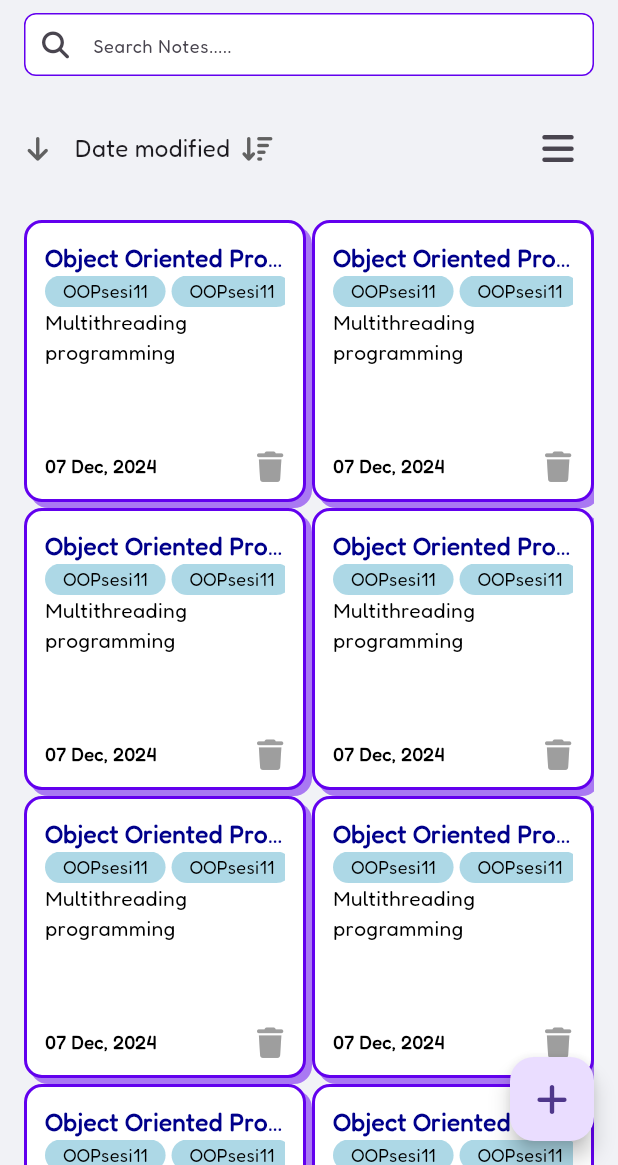
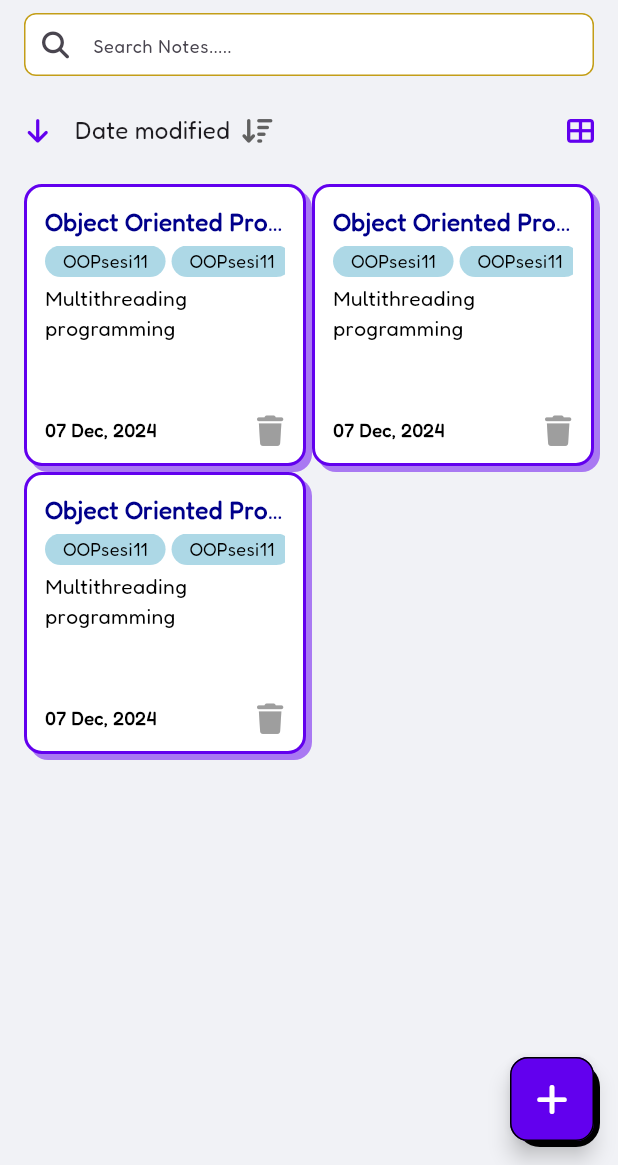
Before and after one commit to MichaelSuthirta/Flexinote, a Flutter app: the CatatanMainPage screen opened by its route, on a phone screen of 412 x 824 dp, the part 71-1236 px from its top. Run offline on Flutter 3.47's test engine with Material 3 defaults, Android fonts, the light colour scheme and no system bars; our stand-ins replace font_awesome_flutter; missing offline and left inert: pdfx.

Commit message:
notebook ajalah

```diff
--- a/lib/catatan_pages/catatan_main_page.dart
+++ b/lib/catatan_pages/catatan_main_page.dart
@@ -1,6 +1,15 @@
+import 'package:flexinote/catatan_pages/new_or_edit_note_pages.dart';
+import 'package:flexinote/catatan_pages/search_field.dart';
 import 'package:flutter/material.dart';
-import '../layout_scaffold.dart';
+// import '../constants.dart';
+// import '../layout_scaffold.dart';
 import 'package:font_awesome_flutter/font_awesome_flutter.dart';
+// import 'note_card.dart';
+import 'note_fab.dart';
+import 'note_grid.dart';
+// import 'note_icon_button_outlined.dart';
+import 'note_icon_button.dart';
+import 'note_list.dart';
 const Color primary = Color(0xFF6200EE);
 
 class CatatanMainPage extends StatefulWidget {
@@ -13,6 +22,8 @@
 class _CatatanMainPageContent extends State<CatatanMainPage> {
   final List<String> dropdownOptions = ['Date modified', 'Date Created'];
   late String dropdownValue = dropdownOptions.first;
+  bool isDescending = true;
+  bool isGrid = true;
 
   @override
   Widget build(BuildContext context) {
@@ -21,60 +32,38 @@
         title: Text('FlexiNotes'),
         actions: [],
       ),
-      floatingActionButton: FloatingActionButton(
+      floatingActionButton: NoteFab(
         onPressed: () {
-          // Aksi tombol di sini
+          Navigator.push(
+            context,
+            MaterialPageRoute(
+              builder: (context) => NewOrEditNotePages(),
+            ),
+          );
         },
-        child: Icon(FontAwesomeIcons.plus),
       ),
       body: Padding(
         padding: const EdgeInsets.symmetric(horizontal: 16.0),
         child: Column(
           children: [
-            TextField(
-              decoration: InputDecoration(
-                  hintText: 'Search Notes.....',
-                  hintStyle: TextStyle(fontSize: 12),
-                  prefixIcon: Icon(FontAwesomeIcons.magnifyingGlass),
-                  fillColor: Colors.white,
-                  filled: true,
-                  isDense: true,
-                  contentPadding: EdgeInsets.zero,
-                  prefixIconConstraints: BoxConstraints(
-                    minWidth: 42,
-                    minHeight: 42,
-                  ),
-                  enabledBorder: OutlineInputBorder(
-                    borderRadius: BorderRadius.circular(8),
-                    borderSide: BorderSide(
-                      color: primary,
-                    ),
-                  ),
-                  focusedBorder: OutlineInputBorder(
-                      borderRadius: BorderRadius.circular(8),
-                      borderSide: BorderSide(
-                        color: primary,
-                      )
-                  )
-              ),
-            ),
+            SearchField(),
             SizedBox(height: 16), // Spasi antar elemen
             Padding(
               padding: const EdgeInsets.symmetric(vertical: 8.0),
               child: Row(
                 children: [
-                  IconButton(
-                    onPressed: () {},
-                    icon: Icon(FontAwesomeIcons.arrowDown),
-                    padding: EdgeInsets.zero,
-                    visualDensity: VisualDensity.compact,
-                    constraints: BoxConstraints(),
-                    style: IconButton.styleFrom(tapTargetSize: MaterialTapTargetSize.shrinkWrap,
-                    ),
-                    iconSize: 18,
-                    color: Color(0xFF616161),
+                  NoteIconButton(
+                    icon: isDescending
+                        ? FontAwesomeIcons.arrowDown
+                        : FontAwesomeIcons.arrowUp,
+                    size: 18,
+                    onPressed: () {
+                      setState(() {
+                        isDescending = !isDescending; // Ubah nilai isDescending
+                      });
+                    },
                   ),
-                  SizedBox(width: 16),
+                  SizedBox(width: 16), // Spasi antar elemen
                   DropdownButton<String>(
                     value: dropdownValue,
                     icon: Padding(
@@ -87,7 +76,7 @@
                     ),
                     underline: SizedBox.shrink(),
                     borderRadius: BorderRadius.circular(16),
-                    isDense: true ,
+                    isDense: true,
                     items: dropdownOptions
                         .map(
                           (e) => DropdownMenuItem(
@@ -95,7 +84,7 @@
                         child: Row(
                           children: [
                             Text(e),
-                            if(e == dropdownValue ) ...[
+                            if (e == dropdownValue) ...[
                               SizedBox(width: 8),
                               Icon(Icons.check),
                             ],
@@ -104,7 +93,7 @@
                       ),
                     )
                         .toList(),
-                    selectedItemBuilder:(context) =>
+                    selectedItemBuilder: (context) =>
                         dropdownOptions.map((e) => Text(e)).toList(),
                     onChanged: (newValue) {
                       setState(() {
@@ -112,100 +101,24 @@
                       });
                     },
                   ),
-                  Spacer(),
-                  IconButton(
-                    onPressed: () {},
-                    icon: Icon(FontAwesomeIcons.bars),
+                  const Spacer(),
+                  NoteIconButton(
+                    icon: isDescending
+                        ? FontAwesomeIcons.tableCellsLarge
+                        : FontAwesomeIcons.bars,
+                    size: 18,
+                    onPressed: () {
+                      setState(() {
+                        isGrid = !isGrid; // Ubah nilai isDescending
+                      });
+                    },
                   ),
                 ],
               ),
             ),
             SizedBox(height: 16), // Spasi antar elemen
             Expanded(
-              child: GridView.builder(
-                itemCount: 15,
-                gridDelegate: SliverGridDelegateWithFixedCrossAxisCount(
-                  crossAxisCount: 2,
-                  crossAxisSpacing: 4,
-                  mainAxisSpacing: 4,
-                ),
-                itemBuilder: (context, int index) {
-                  return Container(
-                    decoration: BoxDecoration(
-                        color: Colors.white,
-                        border : Border.all(color: Color(0xFF6200EE),width: 2),
-                        borderRadius: BorderRadius.circular(12),
-                        boxShadow: [
-                          BoxShadow(
-                            color: primary.withOpacity(0.5),
-                            offset: Offset(4,4),
-                          )
-                        ]
-                    ),
-                    padding: EdgeInsets.all(12),
-                    child: Column(
-                      crossAxisAlignment: CrossAxisAlignment.start,
-                      children: [
-                        Text(
-                          'Object Oriented Programming',
-                          maxLines: 1,
-                          overflow: TextOverflow.ellipsis,
-                          style: TextStyle(fontWeight: FontWeight.bold,
-                              fontSize: 16,
-                              color: Color(0xFF00008B)
-                          ),
-                        ),
-                        SingleChildScrollView(
-                          scrollDirection: Axis.horizontal,
-                          child: Row(
-                            children: List.generate(3, (index) => Container(
-                              decoration: BoxDecoration(
-                                borderRadius: BorderRadius.circular(16),
-                                color: Color(0xFFADD8E6),
-                              ),
-                              padding: EdgeInsets.symmetric(
-                                horizontal: 12,
-                                vertical: 2,
-                              ),
-                              margin: EdgeInsets.only(right: 4),
-                              child: Text(
-                                'OOPsesi11',
-                                style: TextStyle(
-                                  fontSize: 12,
-                                  color: Colors.black,
-                                ),
-                              ),
-                            ),
-                            ),
-                          ),
-                        ),
-                        Expanded(child: Text('Multithreading programming',
-                          style :TextStyle(color: Colors.black),
-                        ),
-                        ),
-                        Row(
-                          mainAxisAlignment: MainAxisAlignment.spaceBetween,
-                          children: [
-                            Text(
-                              '07 Dec, 2024',
-                              style: TextStyle(
-                                fontSize: 12,
-                                fontWeight : FontWeight.w600,
-                                color: Colors.black,
-                              ),
-                            ),
-                            Icon(
-                              FontAwesomeIcons.trash,
-                              color: Colors.grey,
-                              size: 20,
-                            ),
-                          ],
-                        ),
-                      ],
-                    ),
-                  );
-                },
-              ),
+              child: isGrid ? NotesGrid() : NotesList(),
             ),
           ],
         ),
--- /dev/null
+++ b/lib/catatan_pages/note_card.dart
@@ -0,0 +1,102 @@
+import 'package:flutter/material.dart';
+import 'package:font_awesome_flutter/font_awesome_flutter.dart';
+const Color primary = Color(0xFF6200EE);
+
+class NoteCard extends StatelessWidget {
+  const NoteCard({
+    required this.isInGrid,
+    super.key,
+  });
+
+  final bool isInGrid;
+
+  @override
+  Widget build(BuildContext context) {
+    return Container(
+      decoration: BoxDecoration(
+          color: Colors.white,
+          border : Border.all(color: Color(0xFF6200EE),width: 2),
+          borderRadius: BorderRadius.circular(12),
+          boxShadow: [
+            BoxShadow(
+              color: primary.withOpacity(0.5),
+              offset: Offset(4,4),
+            )
+          ]
+      ),
+      padding: EdgeInsets.all(12),
+      child: Column(
+        crossAxisAlignment: CrossAxisAlignment.start,
+        children: [
+          Text(
+            'Object Oriented Programming',
+            maxLines: 1,
+            overflow: TextOverflow.ellipsis,
+            style: TextStyle(fontWeight: FontWeight.bold,
+                fontSize: 16,
+                color: Color(0xFF00008B)
+            ),
+          ),
+          SizedBox(height: 4),
+          SingleChildScrollView(
+            scrollDirection: Axis.horizontal,
+            child: Row(
+              children: List.generate(
+                3, (index) => Container(
+                decoration: BoxDecoration(
+                  borderRadius: BorderRadius.circular(16),
+                  color: Color(0xFFADD8E6),
+                ),
+                padding: EdgeInsets.symmetric(
+                  horizontal: 12,
+                  vertical: 2,
+                ),
+                margin: EdgeInsets.only(right: 4),
+                child: Text(
+                  'OOPsesi11',
+                  style: TextStyle(
+                    fontSize: 12,
+                    color: Colors.black,
+                  ),
+                ),
+              ),
+              ),
+            ),
+          ),
+          SizedBox(height: 4),
+          if(isInGrid)
+            Expanded(
+              child: Text(
+                'Multithreading programming',
+                style :TextStyle(color: Colors.black),
+              ),
+            ) else
+            Text(
+              'Multithreading progamming',
+              style: TextStyle(color :Colors.black),
+              maxLines: 3,
+              overflow: TextOverflow.ellipsis,
+            ),
+          Row(
+            mainAxisAlignment: MainAxisAlignment.spaceBetween,
+            children: [
+              Text(
+                '07 Dec, 2024',
+                style: TextStyle(
+                  fontSize: 12,
+                  fontWeight : FontWeight.w600,
+                  color: Colors.black,
+                ),
+              ),
+              Icon(
+                FontAwesomeIcons.trash,
+                color: Colors.grey,
+                size: 20,
+              ),
+            ],
+          ),
+        ],
+      ),
+    );
+  }
+}
--- /dev/null
+++ b/lib/catatan_pages/note_fab.dart
@@ -0,0 +1,39 @@
+import 'package:flutter/material.dart';
+import 'package:font_awesome_flutter/font_awesome_flutter.dart';
+// const Color primary = Color(0xFF6200EE);
+import '../constants.dart';
+
+class NoteFab extends StatelessWidget {
+  const NoteFab({
+    required this.onPressed,
+    super.key,
+  });
+
+  final VoidCallback? onPressed;
+  @override
+  Widget build(BuildContext context) {
+    return DecoratedBox(
+      decoration: BoxDecoration(
+        borderRadius: BorderRadius.circular(16),
+        boxShadow: [
+          BoxShadow(
+            color: Colors.black,
+            offset: Offset(4,4),
+          ),
+        ],
+      ),
+      child: FloatingActionButton(
+        onPressed:onPressed,
+        child: Icon(FontAwesomeIcons.plus),
+        backgroundColor: Color(0xFF6200EE),
+        foregroundColor: Colors.white,
+        shape: RoundedRectangleBorder(
+          borderRadius: BorderRadius.circular(12),
+          side: BorderSide(
+              color: Colors.black
+          ),
+        ),
+      ),
+    );
+  }
+}
--- a/lib/catatan_pages/note_grid.dart
+++ b/lib/catatan_pages/note_grid.dart
@@ -0,0 +1,23 @@
+import 'package:flutter/material.dart';
+import 'note_card.dart';
+
+class NotesGrid extends StatelessWidget {
+  const NotesGrid({
+    super.key,
+  });
+
+  @override
+  Widget build(BuildContext context) {
+    return GridView.builder(
+      itemCount: 3,
+      gridDelegate: SliverGridDelegateWithFixedCrossAxisCount(
+        crossAxisCount: 2,
+        crossAxisSpacing: 4,
+        mainAxisSpacing: 4,
+      ),
+      itemBuilder: (context, int index) {
+        return NoteCard(isInGrid: true, );
+      },
+    );
+  }
+}
--- /dev/null
+++ b/lib/catatan_pages/note_icon_button.dart
@@ -0,0 +1,36 @@
+import 'package:flutter/material.dart';
+import 'package:font_awesome_flutter/font_awesome_flutter.dart';
+
+class NoteIconButton extends StatefulWidget {
+  const NoteIconButton({
+    required this.icon,
+    this.size,
+    required this.onPressed,
+    super.key,
+  });
+
+  final IconData icon;
+  final double? size;
+  final VoidCallback? onPressed;
+
+  @override
+  State<NoteIconButton> createState() => _NoteIconButtonState();
+}
+
+class _NoteIconButtonState extends State<NoteIconButton> {
+  @override
+  Widget build(BuildContext context) {
+    return IconButton(
+      onPressed: widget.onPressed,
+      icon: Icon(widget.icon),
+      padding: EdgeInsets.zero,
+      visualDensity: VisualDensity.compact,
+      constraints: const BoxConstraints(),
+      style: IconButton.styleFrom(
+        tapTargetSize: MaterialTapTargetSize.shrinkWrap,
+      ),
+      iconSize: widget.size,
+      color: Color(0xFF6200EE),
+    );
+  }
+}
--- /dev/null
+++ b/lib/catatan_pages/search_field.dart
@@ -0,0 +1,41 @@
+import 'package:flutter/material.dart';
+import 'package:font_awesome_flutter/font_awesome_flutter.dart';
+
+import '../constants.dart';
+
+class SearchField extends StatelessWidget {
+  const SearchField({
+    super.key,
+  });
+
+  @override
+  Widget build(BuildContext context) {
+    return TextField(
+      decoration: InputDecoration(
+          hintText: 'Search Notes.....',
+          hintStyle: TextStyle(fontSize: 12),
+          prefixIcon: Icon(FontAwesomeIcons.magnifyingGlass),
+          fillColor: Colors.white,
+          filled: true,
+          isDense: true,
+          contentPadding: EdgeInsets.zero,
+          prefixIconConstraints: BoxConstraints(
+            minWidth: 42,
+            minHeight: 42,
+          ),
+          enabledBorder: OutlineInputBorder(
+            borderRadius: BorderRadius.circular(8),
+            borderSide: BorderSide(
+              color: primary,
+            ),
+          ),
+          focusedBorder: OutlineInputBorder(
+              borderRadius: BorderRadius.circular(8),
+              borderSide: BorderSide(
+                color: primary,
+              )
+          )
+      ),
+    );
+  }
+}
```
Also changed, not shown: lib/catatan_pages/new_or_edit_note_pages.dart (added, +159 -0 lines), lib/catatan_pages/note_icon_button_outlined.dart (added, +32 -0 lines), lib/catatan_pages/note_list.dart (added, +24 -0 lines).
